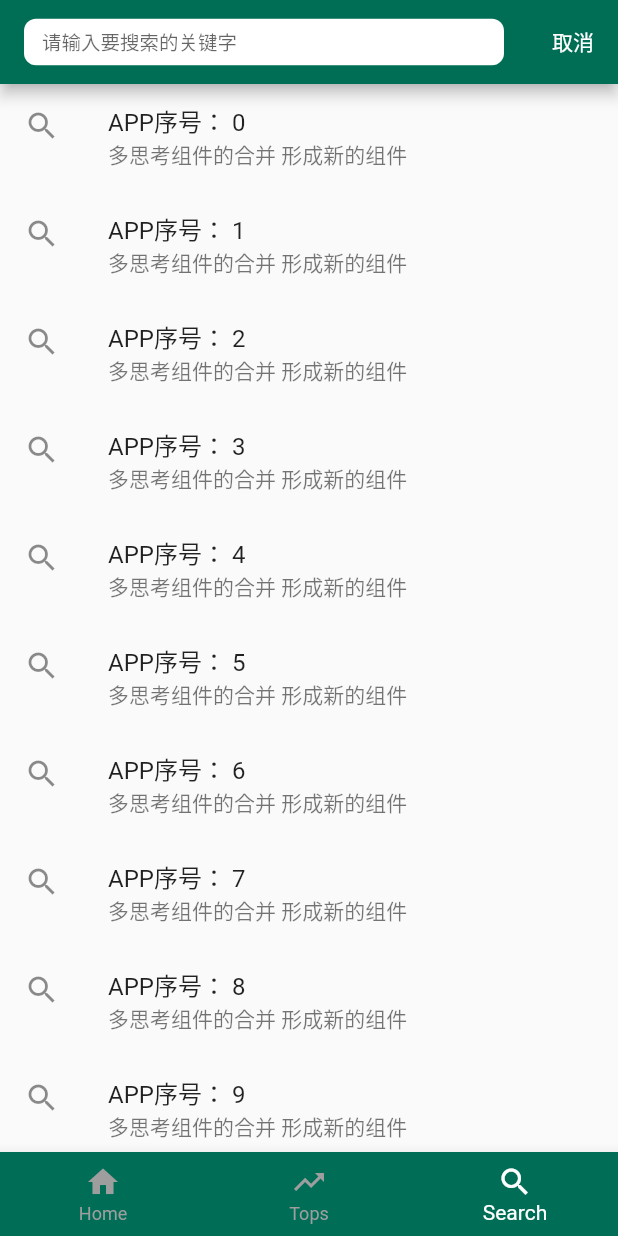
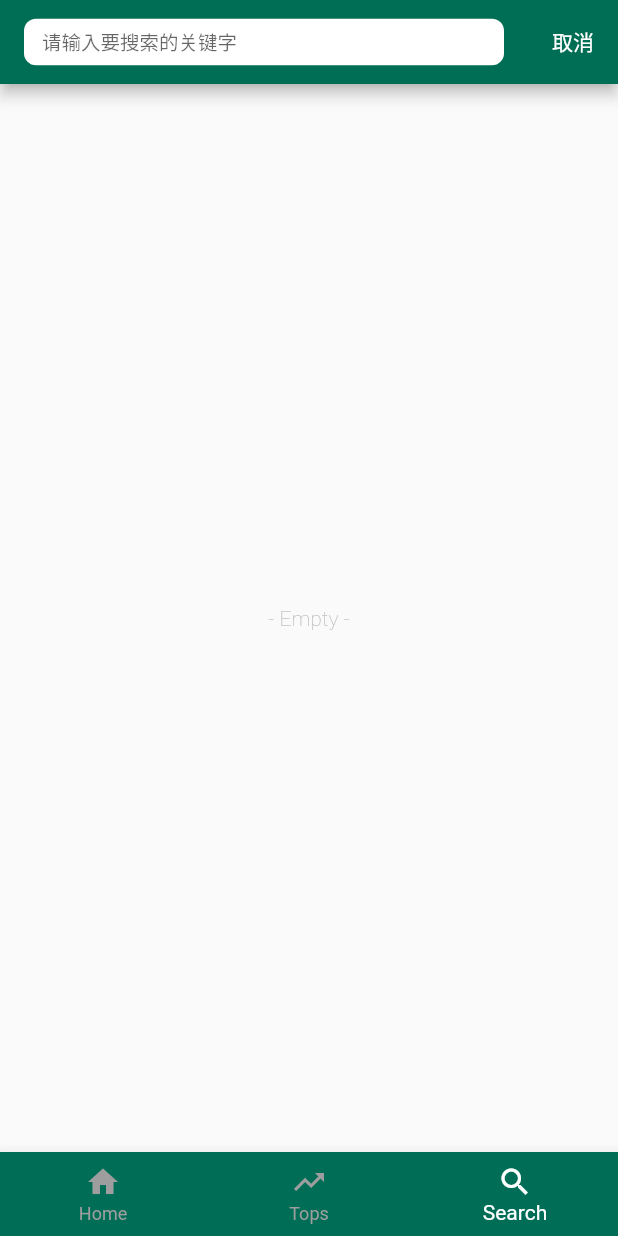
Before and after one commit to TMDBug/TopFreeApps_Flutter, a Flutter app: the screen it shows after launch, swiped to page 3, on a phone screen of 412 x 824 dp. Run offline on Flutter 3.47's test engine with Material 2 defaults, Android fonts, the phone set to English and light mode, and no system bars; our stand-ins replace dio, flutter_swiper; missing offline and left inert: flutter_webview_plugin; network calls fail.

Commit message:
improve search

```diff
--- a/lib/pages/search_page.dart
+++ b/lib/pages/search_page.dart
@@ -14,6 +14,8 @@ class _SearchPageState extends State<SearchPage>
   @override
   bool get wantKeepAlive => true;
 
+  List _dataList = [];
+
   @override
   Widget build(BuildContext context) {
     super.build(context);
@@ -25,13 +27,14 @@ class _SearchPageState extends State<SearchPage>
         },
       ),
       body: Center(
-        // child: Text(
-        //   '- Empty -',
-        //   style: TextStyle(
-        //       color: Color.fromRGBO(188, 188, 188, 1),
-        //       fontWeight: FontWeight.w200),
-        // ),
-        child: ListView.builder(
+        child: _dataList.length == 0
+            ? Text(
+                '- Empty -',
+                style: TextStyle(
+                    color: Color.fromRGBO(188, 188, 188, 1),
+                    fontWeight: FontWeight.w200),
+              )
+            : ListView.builder(
                 itemCount: 20,
                 itemBuilder: (BuildContext context, int index) {
                   return ListTile(
```
Lines whose indentation alone changed are shown as unchanged.
